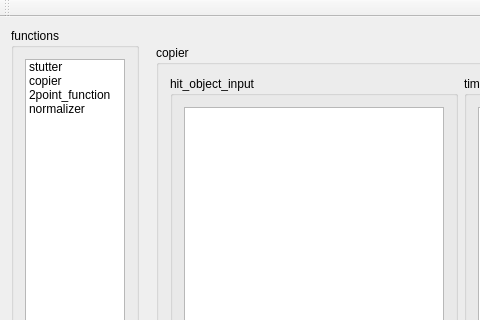
The window that mainwindow.ui (Eve-ning/reamber) describes before a commit, drawn with Qt 5; both pictures show x 0 to 480 and y 0 to 320 of the 1083 by 605 pixel window.
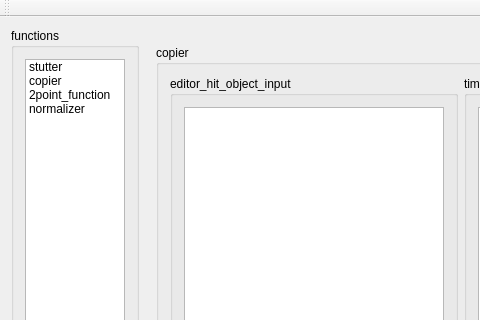
The same window after the commit.

Commit message:
Implement Copier
Adjust hit_object_input requirements to editor_hit_object_input

The edit to the form file:
```diff
--- a/mainwindow.ui
+++ b/mainwindow.ui
@@ -177,7 +177,7 @@
            <item row="0" column="0" rowspan="2">
             <widget class="QGroupBox" name="copier_ho_lo">
              <property name="title">
-              <string>hit_object_input</string>
+              <string>editor_hit_object_input</string>
              </property>
              <layout class="QGridLayout" name="gridLayout_13">
               <item row="0" column="0">
```
Left out of the diff: 2 changed lines with no effect on the pictures. The commit also changes 1 other file.
